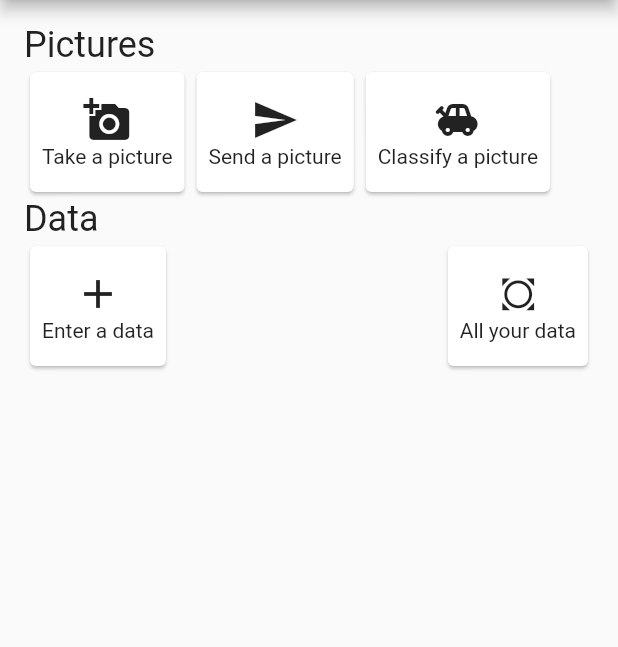
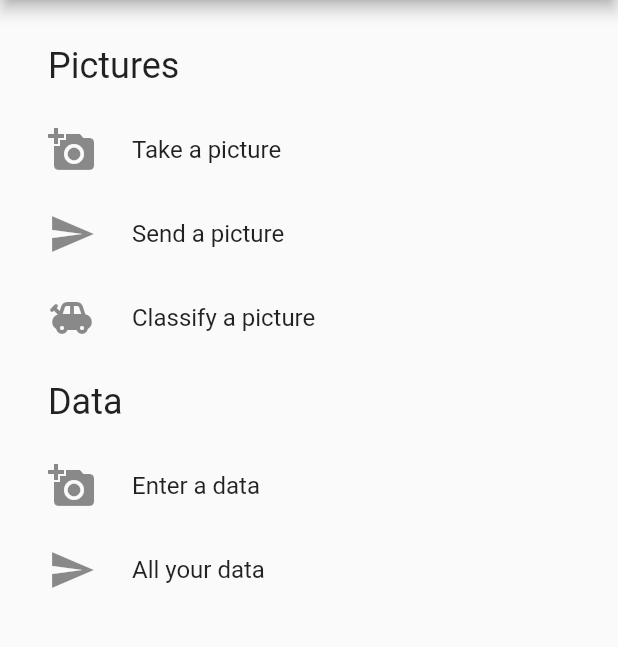
Before and after one commit to maelfosso/fr2i-tracer, a Flutter app: the screen it shows after launch, after a tap on "Send a picture", on a phone screen of 412 x 824 dp, the part 84-731 px from its top. Run offline on Flutter 3.47's test engine with Material 2 defaults, Android fonts, the phone set to English and light mode, and no system bars; our stand-ins replace bloc, camera, equatable, flutter_bloc, get_it, location and 1 more; missing offline and left inert: tflite.

Commit message:
home design changed

```diff
--- a/lib/screens/home_screen.dart
+++ b/lib/screens/home_screen.dart
@@ -1,86 +1,9 @@
 import 'package:flutter/material.dart';
 import 'package:flutter_bloc/flutter_bloc.dart';
 import 'package:tracer/blocs/data/data_bloc.dart';
-import 'package:tracer/screens/classify_picture_screen.dart';
 import 'package:tracer/screens/keys.dart';
 
 class HomeScreen extends StatelessWidget {
-
-  Widget _buildFeatureItem(IconData icon, String name, VoidCallback callback) {
-    return Card(
-      child: InkWell(
-        onTap: callback,
-        child: Padding(
-          padding: EdgeInsets.symmetric(horizontal: 8.0, vertical: 16.0),
-          child: Column(
-            children: [
-              Icon(
-                icon,
-                size: 32.0,
-                semanticLabel: name,
-              ),
-              Text(name)
-            ],
-          ),
-        )
-      )
-    );
-  }
-
-  Widget _imagesFeatures(BuildContext context) {
-    return Column(
-      crossAxisAlignment: CrossAxisAlignment.start,
-      children: [
-        Container(
-          alignment: Alignment.centerLeft,
-          child: Text(
-            "Pictures",
-            style: Theme.of(context).textTheme.headline5
-          ),
-        ),
-        Wrap(
-          direction: Axis.horizontal,
-          alignment: WrapAlignment.spaceBetween,
-          children: [
-            _buildFeatureItem(Icons.add_a_photo ,"Take a picture", () {
-              Navigator.pushNamed(context, ArchSampleRoutes.takePicture);
-            }),
-            _buildFeatureItem(Icons.send, "Send a picture", () {
-              print("Taped on TAKE A PICTURE");
-            }),
-            _buildFeatureItem(Icons.toys, "Classify a picture", () {
-              Navigator.pushNamed(context, ArchSampleRoutes.classifyPicture);
-            })
-          ]
-        )
-      ]
-    );
-  }
-
-  Widget _dataFeatures(BuildContext context) {
-    return Column(
-      children: [
-        Container(
-          alignment: Alignment.centerLeft,
-          child: Text(
-            "Data",
-            style: Theme.of(context).textTheme.headline5
-          ),
-        ),
-        Row(
-          mainAxisAlignment: MainAxisAlignment.spaceBetween,
-          children: [
-            _buildFeatureItem(Icons.add ,"Enter a data", () {
-              Navigator.pushNamed(context, ArchSampleRoutes.addData);
-            }),
-            _buildFeatureItem(Icons.all_out, "All your data", () {
-              Navigator.pushNamed(context, ArchSampleRoutes.listData);
-            })
-          ]
-        )
-      ]
-    );
-  }
 
   @override
   Widget build(BuildContext context) {
@@ -92,10 +15,95 @@ class HomeScreen extends StatelessWidget {
         ),
         body: Container(
           padding: EdgeInsets.all(16.0),
-          child: Column(
+          child: ListView(
             children: [
-              _imagesFeatures(context),
-              _dataFeatures(context)
+              ListTile(
+                title: Text(
+                  "Pictures",
+                  style: Theme.of(context).textTheme.headline5
+                ),
+              ),
+              ListTile(
+                leading: Icon(
+                  Icons.add_a_photo,
+                  size: 32.0,
+                ),
+                title: Text(
+                  "Take a picture",
+                  // style: Theme.of(context).textTheme.headline5
+                ),
+                onTap: () {
+                  Navigator.pushNamed(context, ArchSampleRoutes.takePicture);
+                },
+              ),
+              ListTile(
+                leading: Icon(
+                  Icons.send,
+                  size: 32.0,
+                ),
+                title: Text(
+                  "Send a picture",
+                  // style: Theme.of(context).textTheme.headline5
+                ),
+                onTap: () {
+                  Scaffold.of(context).showSnackBar(SnackBar(
+                      duration: Duration(seconds: 3),
+                      content: Text(
+                        "Feature not implemented",
+                        maxLines: 1,
+                        overflow: TextOverflow.ellipsis
+                      )
+                    )
+                  );
+                },
+              ),
+              ListTile(
+                leading: Icon(
+                  Icons.toys,
+                  size: 32.0,
+                ),
+                title: Text(
+                  "Classify a picture",
+                  // style: Theme.of(context).textTheme.headline5
+                ),
+                onTap: () {
+                  Navigator.pushNamed(context, ArchSampleRoutes.classifyPicture);
+                },
+              ),
+
+
+              ListTile(
+                title: Text(
+                  "Data",
+                  style: Theme.of(context).textTheme.headline5
+                ),
+              ),
+              ListTile(
+                leading: Icon(
+                  Icons.add_a_photo,
+                  size: 32.0,
+                ),
+                title: Text(
+                  "Enter a data",
+                  // style: Theme.of(context).textTheme.headline5
+                ),
+                onTap: () {
+                  Navigator.pushNamed(context, ArchSampleRoutes.addData);
+                },
+              ),
+              ListTile(
+                leading: Icon(
+                  Icons.send,
+                  size: 32.0,
+                ),
+                title: Text(
+                  "All your data",
+                  // style: Theme.of(context).textTheme.headline5
+                ),
+                onTap: () {
+                  Navigator.pushNamed(context, ArchSampleRoutes.listData);
+                },
+              ),
             ],
           )
         )
```
